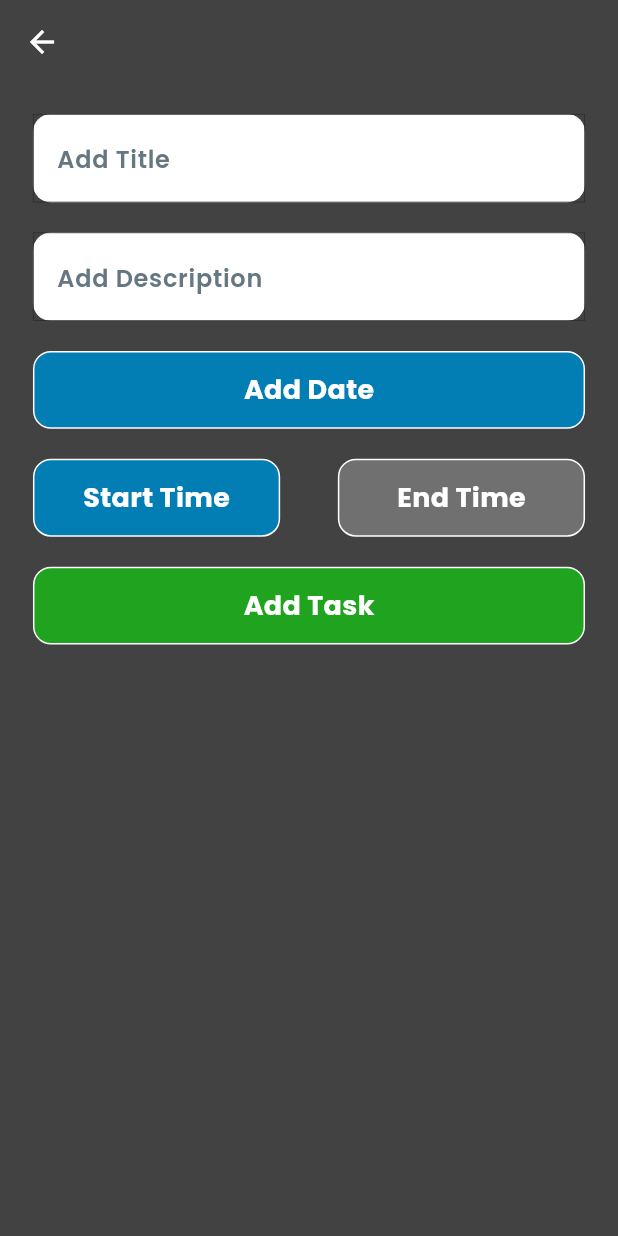
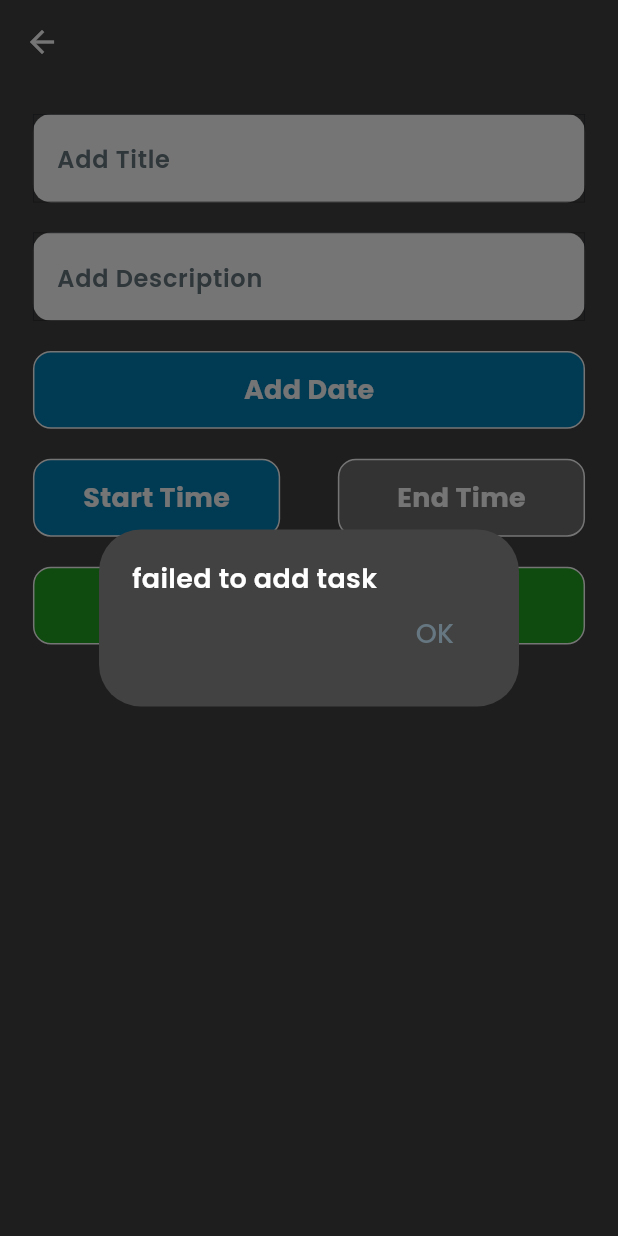
Before and after one commit to Jashwanth-Gowda-R/flutter_todo_app, a Flutter app: the UpdateTask screen opened directly with empty values, after a tap on "Add Task", on a phone screen of 412 x 824 dp. Run offline on Flutter 3.47's test engine with Material 2 defaults, Android fonts, the phone set to English and light mode, and no system bars; drawn by our look-alikes of dynamic_color; our stand-ins replace country_picker, firebase_auth, firebase_core, flutter_datetime_picker_plus, flutter_local_notifications, flutter_screenutil and 10 more; accounts and stored records are empty; generated files the repository leaves out were written again.

Commit message:
added notification for update todo page

```diff
--- a/lib/features/todo/pages/update_todo.dart
+++ b/lib/features/todo/pages/update_todo.dart
@@ -1,10 +1,14 @@
+import 'package:advanced_flutter_todo_app/common/helpers/notification_helper.dart';
+import 'package:advanced_flutter_todo_app/common/models/task_models.dart';
 import 'package:advanced_flutter_todo_app/common/utils/constants.dart';
 import 'package:advanced_flutter_todo_app/common/widgets/appstyle.dart';
 import 'package:advanced_flutter_todo_app/common/widgets/custom_otn_btn.dart';
 import 'package:advanced_flutter_todo_app/common/widgets/custom_text.dart';
 import 'package:advanced_flutter_todo_app/common/widgets/height_spacer.dart';
+import 'package:advanced_flutter_todo_app/common/widgets/showDialog.dart';
 import 'package:advanced_flutter_todo_app/features/todo/controllers/dates/dates_provider.dart';
 import 'package:advanced_flutter_todo_app/features/todo/controllers/todo/todo_provider.dart';
+import 'package:advanced_flutter_todo_app/features/todo/pages/homepage.dart';
 import 'package:flutter/material.dart';
 import 'package:flutter_screenutil/flutter_screenutil.dart';
 import 'package:hooks_riverpod/hooks_riverpod.dart';
@@ -26,6 +30,21 @@ class UpdateTask extends ConsumerStatefulWidget {
 class _UpdateTaskState extends ConsumerState<UpdateTask> {
   TextEditingController titleController = TextEditingController(text: titles);
   TextEditingController descController = TextEditingController(text: descs);
+
+  late NotificationsHelper notificationsHelper;
+  late NotificationsHelper controller;
+
+  List<int> notification = [];
+
+  @override
+  void initState() {
+    super.initState();
+    notificationsHelper = NotificationsHelper(ref: ref);
+    Future.delayed(const Duration(seconds: 0), () {
+      controller = NotificationsHelper(ref: ref);
+    });
+    notificationsHelper.initializeNotification();
+  }
 
   @override
   Widget build(BuildContext context) {
@@ -165,16 +184,16 @@ class _UpdateTaskState extends ConsumerState<UpdateTask> {
                     scheduleDate.isNotEmpty &&
                     startTime.isNotEmpty &&
                     endTime.isNotEmpty) {
-                  // TaskModel task = TaskModel(
-                  //   title: titleController.text,
-                  //   desc: descController.text,
-                  //   isCompleted: 0,
-                  //   date: scheduleDate.substring(0, 10),
-                  //   startTime: startTime.substring(10, 16),
-                  //   endTime: endTime.substring(10, 16),
-                  //   remaind: 0,
-                  //   repeat: 'yes',
-                  // );
+                  TaskModel task = TaskModel(
+                    title: titleController.text,
+                    desc: descController.text,
+                    isCompleted: 0,
+                    date: scheduleDate.substring(0, 10),
+                    startTime: startTime.substring(10, 16),
+                    endTime: endTime.substring(10, 16),
+                    remaind: 0,
+                    repeat: 'yes',
+                  );
 
                   ref.read(todoStateProvider.notifier).updateItem(
                         widget.id,
@@ -185,14 +204,29 @@ class _UpdateTaskState extends ConsumerState<UpdateTask> {
                         endTime.substring(10, 16),
                         0,
                       );
+                  notificationsHelper.scheduledNotification(
+                    notification[0],
+                    notification[1],
+                    notification[2],
+                    notification[3],
+                    task,
+                  );
+                  // ref.read(startTimeStateProvider.notifier).setStart('');
+                  // ref.read(finishTimeStateProvider.notifier).setEnd('');
+                  // ref.read(dateStateProvider.notifier).setDate('');
 
-                  ref.read(startTimeStateProvider.notifier).setStart('');
-                  ref.read(finishTimeStateProvider.notifier).setEnd('');
-                  ref.read(dateStateProvider.notifier).setDate('');
-
-                  Navigator.pop(context);
+                  Navigator.push(
+                    context,
+                    MaterialPageRoute(builder: (context) {
+                      return const HomePage();
+                    }),
+                  );
                 } else {
                   debugPrint('failed to add task');
+                  showAlertDialog(
+                    context: context,
+                    message: 'failed to add task',
+                  );
                 }
               },
             ),
```
